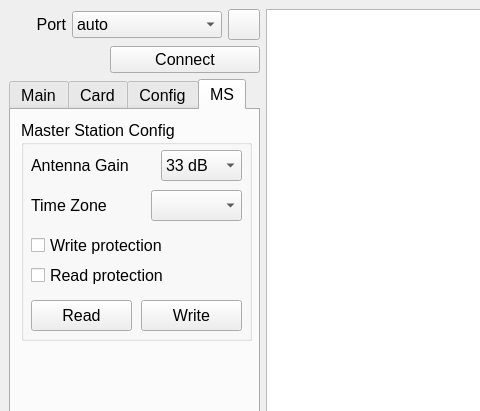
sembruk/SportiduinoPQ, file design.ui: the form before one commit; both pictures show x 0 to 480 and y 0 to 411 of the 802 by 769 pixel window.
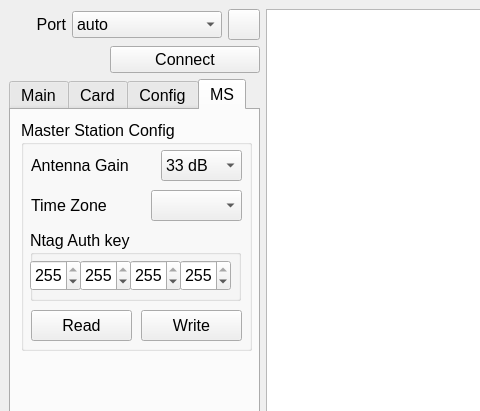
The form after the commit. The open tabs and pages were chosen to show the change.

```diff
--- a/design.ui
+++ b/design.ui
@@ -397,6 +397,38 @@
              <string>Fast Punch</string>
             </property>
            </widget>
+           <widget class="QCheckBox" name="cbWriteProtection">
+            <property name="geometry">
+             <rect>
+              <x>10</x>
+              <y>470</y>
+              <width>221</width>
+              <height>31</height>
+             </rect>
+            </property>
+            <property name="toolTip">
+             <string>Enable write protection for cards using the password (MS &gt;=v1.10.0)</string>
+            </property>
+            <property name="text">
+             <string>Write protection</string>
+            </property>
+           </widget>
+           <widget class="QCheckBox" name="cbReadProtection">
+            <property name="geometry">
+             <rect>
+              <x>10</x>
+              <y>500</y>
+              <width>221</width>
+              <height>31</height>
+             </rect>
+            </property>
+            <property name="toolTip">
+             <string>Enable read protection for cards using the password (MS &gt;=v1.10.0)</string>
+            </property>
+            <property name="text">
+             <string>Read protection</string>
+            </property>
+           </widget>
           </widget>
           <widget class="QWidget" name="tab_2">
            <attribute name="title">
@@ -1384,7 +1416,7 @@
               <x>10</x>
               <y>10</y>
               <width>231</width>
-              <height>221</height>
+              <height>231</height>
              </rect>
             </property>
             <property name="title">
@@ -1453,7 +1485,7 @@
              <property name="geometry">
               <rect>
                <x>10</x>
-               <y>180</y>
+               <y>190</y>
                <width>101</width>
                <height>31</height>
               </rect>
@@ -1469,7 +1501,7 @@
              <property name="geometry">
               <rect>
                <x>120</x>
-               <y>180</y>
+               <y>190</y>
                <width>101</width>
                <height>31</height>
               </rect>
@@ -1510,37 +1542,106 @@
               <number>-1</number>
              </property>
             </widget>
-            <widget class="QCheckBox" name="cbWriteProtection">
+            <widget class="QGroupBox" name="groupBox_10">
              <property name="geometry">
               <rect>
-               <x>10</x>
+               <x>9</x>
                <y>110</y>
-               <width>221</width>
-               <height>31</height>
+               <width>211</width>
+               <height>71</height>
               </rect>
              </property>
-             <property name="toolTip">
-              <string>Enable write protection for cards using the password (MS &gt;=v1.10.0)</string>
+             <property name="title">
+              <string>Ntag Auth key</string>
              </property>
-             <property name="text">
-              <string>Write protection</string>
-             </property>
-            </widget>
-            <widget class="QCheckBox" name="cbReadProtection">
-             <property name="geometry">
-              <rect>
-               <x>10</x>
-               <y>140</y>
-               <width>221</width>
-               <height>31</height>
-              </rect>
-             </property>
-             <property name="toolTip">
-              <string>Enable read protection for cards using the password (MS &gt;=v1.10.0)</string>
-             </property>
-             <property name="text">
-              <string>Read protection</string>
-             </property>
+             <widget class="QSpinBox" name="sbNtagKey1">
+              <property name="geometry">
+               <rect>
+                <x>0</x>
+                <y>30</y>
+                <width>51</width>
+                <height>31</height>
+               </rect>
+              </property>
+              <property name="frame">
+               <bool>true</bool>
+              </property>
+              <property name="alignment">
+               <set>Qt::AlignCenter</set>
+              </property>
+              <property name="maximum">
+               <number>255</number>
+              </property>
+              <property name="value">
+               <number>255</number>
+              </property>
+             </widget>
+             <widget class="QSpinBox" name="sbNtagKey2">
+              <property name="geometry">
+               <rect>
+                <x>50</x>
+                <y>30</y>
+                <width>51</width>
+                <height>31</height>
+               </rect>
+              </property>
+              <property name="frame">
+               <bool>true</bool>
+              </property>
+              <property name="alignment">
+               <set>Qt::AlignCenter</set>
+              </property>
+              <property name="maximum">
+               <number>255</number>
+              </property>
+              <property name="value">
+               <number>255</number>
+              </property>
+             </widget>
+             <widget class="QSpinBox" name="sbNtagKey3">
+              <property name="geometry">
+               <rect>
+                <x>100</x>
+                <y>30</y>
+                <width>51</width>
+                <height>31</height>
+               </rect>
+              </property>
+              <property name="frame">
+               <bool>true</bool>
+              </property>
+              <property name="alignment">
+               <set>Qt::AlignCenter</set>
+              </property>
+              <property name="maximum">
+               <number>255</number>
+              </property>
+              <property name="value">
+               <number>255</number>
+              </property>
+             </widget>
+             <widget class="QSpinBox" name="sbNtagKey4">
+              <property name="geometry">
+               <rect>
+                <x>150</x>
+                <y>30</y>
+                <width>51</width>
+                <height>31</height>
+               </rect>
+              </property>
+              <property name="frame">
+               <bool>true</bool>
+              </property>
+              <property name="alignment">
+               <set>Qt::AlignCenter</set>
+              </property>
+              <property name="maximum">
+               <number>255</number>
+              </property>
+              <property name="value">
+               <number>255</number>
+              </property>
+             </widget>
             </widget>
            </widget>
           </widget>
```
Left out of the diff: 2 changed lines with no effect on the pictures.
